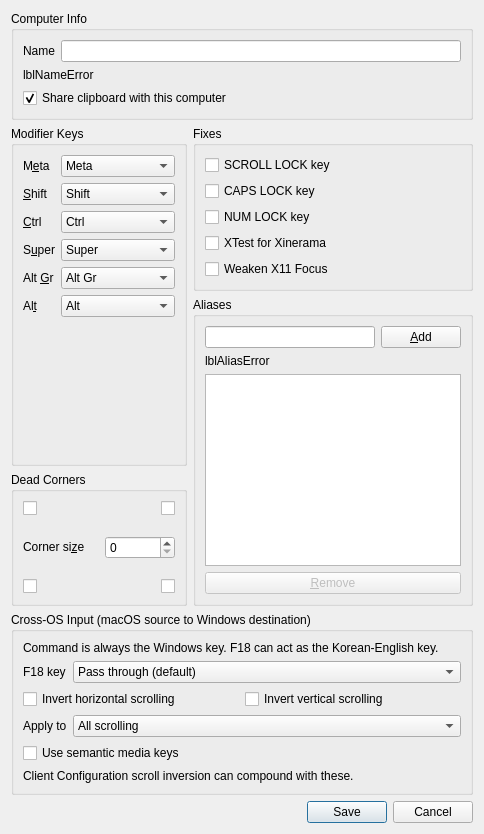
Qt form src/lib/gui/dialogs/ComputerSettingsDialog.ui (subeom/deskflow) before a commit.
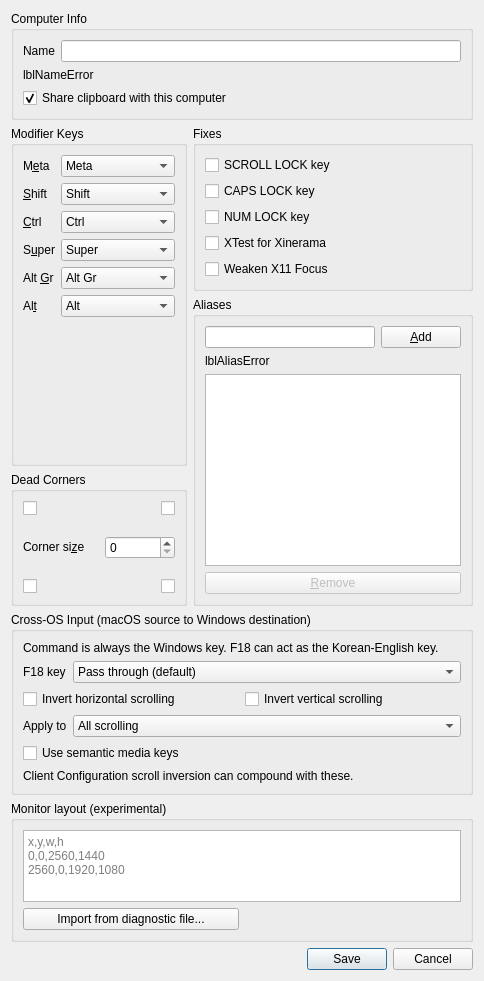
The same form after that commit.

Commit message: feat(gui): set the experiment and the monitor layout of a computer

Diff of the .ui file:
```diff
--- a/src/lib/gui/dialogs/ComputerSettingsDialog.ui
+++ b/src/lib/gui/dialogs/ComputerSettingsDialog.ui
@@ -860,6 +860,66 @@
      </layout>
     </widget>
    </item>
+   <item>
+    <widget class="QGroupBox" name="groupMonitorLayout">
+     <property name="toolTip">
+      <string>Experimental. For a computer whose monitors do not make up a rectangle (monitors of different sizes, an L shape, a portrait monitor beside a landscape one). With the layout set, the pointer enters on a monitor and leaves through any edge, and not into the holes. Without it, or when it is not valid or not of the screen size the computer reports, Deskflow behaves exactly as before.</string>
+     </property>
+     <property name="title">
+      <string>Monitor layout (experimental)</string>
+     </property>
+     <layout class="QVBoxLayout" name="layoutMonitorLayout">
+      <item>
+       <widget class="QPlainTextEdit" name="textMonitorLayout">
+        <property name="toolTip">
+         <string>The monitors of this computer as x,y,w,h, one to a line or separated by ;, in the coordinates that the computer reports its screen in. The diagnostic tools print them in a block to paste. The monitors have to make up the screen size that the computer reports to the server: the server log says when they do not, and the layout is not used then.</string>
+        </property>
+        <property name="sizePolicy">
+         <sizepolicy hsizetype="Expanding" vsizetype="Preferred">
+          <horstretch>0</horstretch>
+          <verstretch>0</verstretch>
+         </sizepolicy>
+        </property>
+        <property name="sizeAdjustPolicy">
+         <enum>QAbstractScrollArea::SizeAdjustPolicy::AdjustToContents</enum>
+        </property>
+        <property name="lineWrapMode">
+         <enum>QPlainTextEdit::LineWrapMode::NoWrap</enum>
+        </property>
+        <property name="placeholderText">
+         <string notr="true">x,y,w,h
+0,0,2560,1440
+2560,0,1920,1080</string>
+        </property>
+       </widget>
+      </item>
+      <item>
+       <layout class="QHBoxLayout" name="layoutMonitorLayoutImport">
+        <item>
+         <widget class="QPushButton" name="btnImportMonitorLayout">
+          <property name="text">
+           <string>Import from diagnostic file...</string>
+          </property>
+         </widget>
+        </item>
+        <item>
+         <widget class="QLabel" name="lblMonitorLayoutStatus">
+          <property name="sizePolicy">
+           <sizepolicy hsizetype="Ignored" vsizetype="Preferred">
+            <horstretch>0</horstretch>
+            <verstretch>0</verstretch>
+           </sizepolicy>
+          </property>
+          <property name="text">
+           <string/>
+          </property>
+         </widget>
+        </item>
+       </layout>
+      </item>
+     </layout>
+    </widget>
+   </item>
    <item>
     <widget class="QDialogButtonBox" name="buttonBox">
      <property name="minimumSize">
```
Left out of the diff: 2 changed lines with no effect on the pictures. The commit also changes 13 other files.
